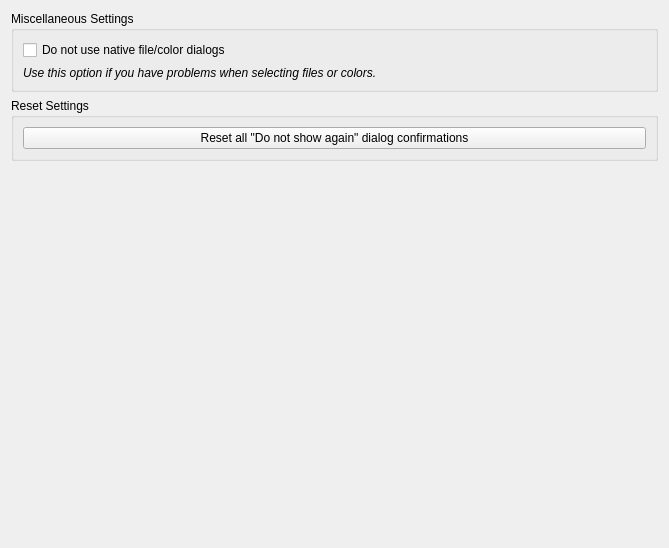
Before: the Qt Designer form SIM-VICUS/src/SVPreferencesPageMisc.ui in ghorwin/SIM-VICUS, drawn with Qt 5.
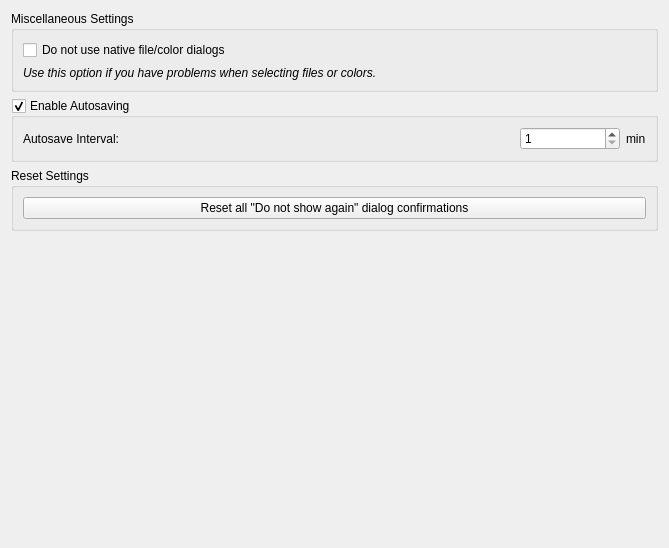
After: the same form once the commit is applied.

Commit message: Added auto-saving options to preferences

```diff
--- a/SIM-VICUS/src/SVPreferencesPageMisc.ui
+++ b/SIM-VICUS/src/SVPreferencesPageMisc.ui
@@ -10,7 +10,7 @@
     <height>548</height>
    </rect>
   </property>
-  <layout class="QVBoxLayout" name="verticalLayout_2">
+  <layout class="QVBoxLayout" name="verticalLayout_4">
    <item>
     <widget class="QGroupBox" name="groupBox">
      <property name="title">
@@ -39,6 +39,55 @@
      </layout>
     </widget>
    </item>
+   <item>
+    <widget class="QGroupBox" name="groupBoxAutoSaving">
+     <property name="title">
+      <string>Enable Autosaving</string>
+     </property>
+     <property name="checkable">
+      <bool>true</bool>
+     </property>
+     <layout class="QVBoxLayout" name="verticalLayout_2">
+      <item>
+       <layout class="QHBoxLayout" name="horizontalLayoutAutosaveInterval" stretch="1,0,0">
+        <item>
+         <widget class="QLabel" name="label_5">
+          <property name="text">
+           <string>Autosave Interval:</string>
+          </property>
+         </widget>
+        </item>
+        <item>
+         <widget class="QSpinBox" name="spinBoxAutosaveInterval">
+          <property name="minimumSize">
+           <size>
+            <width>100</width>
+            <height>0</height>
+           </size>
+          </property>
+          <property name="layoutDirection">
+           <enum>Qt::LeftToRight</enum>
+          </property>
+          <property name="minimum">
+           <number>1</number>
+          </property>
+          <property name="maximum">
+           <number>300</number>
+          </property>
+         </widget>
+        </item>
+        <item>
+         <widget class="QLabel" name="label_6">
+          <property name="text">
+           <string>min</string>
+          </property>
+         </widget>
+        </item>
+       </layout>
+      </item>
+     </layout>
+    </widget>
+   </item>
    <item>
     <widget class="QGroupBox" name="groupBox_2">
      <property name="title">
```
The commit also changes 2 other files.
